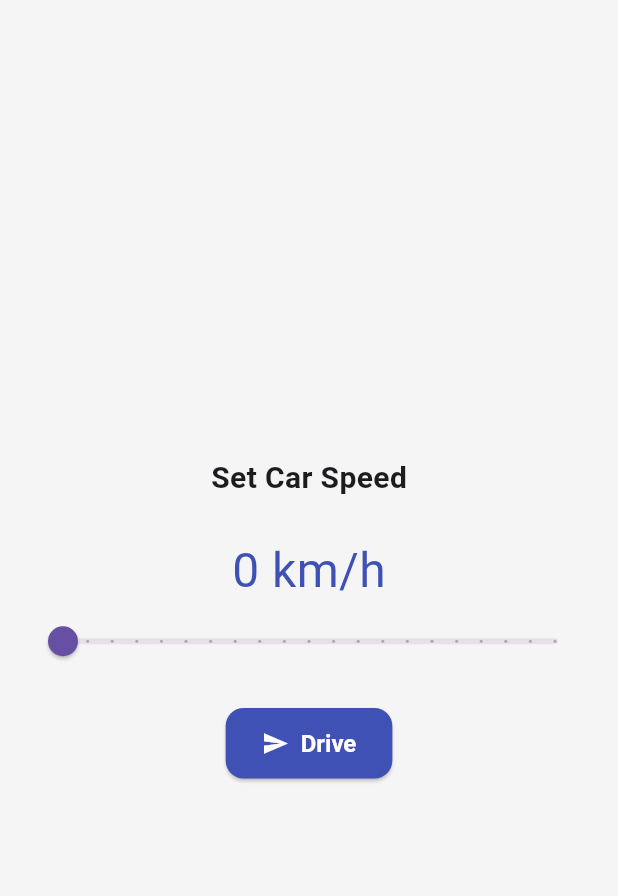
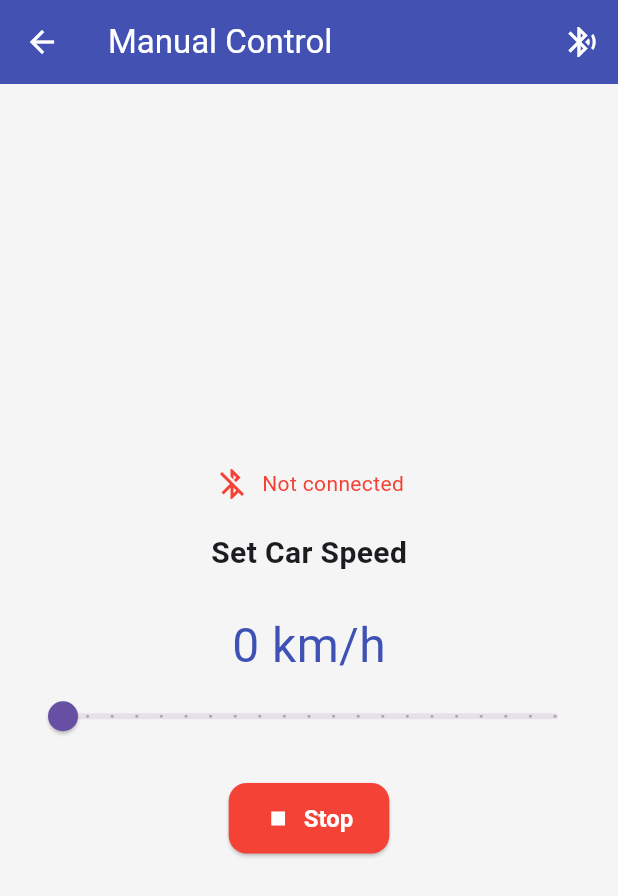
Before and after one commit to itiswd/auto_car, a Flutter app: the ManualControlScreen screen opened directly, on a phone screen of 412 x 824 dp. Shown: the top 896 px of the screen. Run offline on Flutter 3.47's test engine with Material 3 defaults, Android fonts, the phone set to English and light mode, and no system bars; our stand-ins replace flutter_bluetooth_serial, shared_preferences; accounts and stored records are empty.

Commit message:
Add Bluetooth functionality and permissions; implement BluetoothHelper class, device selection screen, and integrate with manual control screen

```diff
--- a/lib/main.dart
+++ b/lib/main.dart
@@ -1,3 +1,4 @@
+import 'package:auto_car/screens/home_screen.dart';
 import 'package:auto_car/screens/introduction_screen.dart';
 import 'package:flutter/material.dart';
 
@@ -50,7 +51,7 @@ class MyApp extends StatelessWidget {
           ),
         ),
       ),
-      home: const IntroScreen(),
+      home: hasSeenIntro ? const HomeScreen() : const IntroScreen(),
     );
   }
 }
--- a/lib/screens/manual_control_screen.dart
+++ b/lib/screens/manual_control_screen.dart
@@ -1,4 +1,8 @@
+import 'package:auto_car/bluetooth/select_bluetooth_device_screen.dart';
 import 'package:flutter/material.dart';
+import 'package:flutter_bluetooth_serial/flutter_bluetooth_serial.dart';
+
+import '../bluetooth/bluetooth_helper.dart';
 
 class ManualControlScreen extends StatefulWidget {
   const ManualControlScreen({super.key});
@@ -9,18 +13,99 @@ class ManualControlScreen extends StatefulWidget {
 
 class _ManualControlScreenState extends State<ManualControlScreen> {
   double _speed = 0;
+  final BluetoothHelper _bluetooth = BluetoothHelper();
+  bool _connected = false;
+  BluetoothDevice? _selectedDevice;
+
+  @override
+  void initState() {
+    super.initState();
+
+    _bluetooth.onConnectionChanged = (connected) {
+      setState(() => _connected = connected);
+      if (!connected) _showDisconnectedDialog();
+    };
+  }
+
+  Future<void> _selectAndConnectDevice() async {
+    final device = await Navigator.push<BluetoothDevice>(
+      context,
+      MaterialPageRoute(builder: (_) => const SelectBluetoothDeviceScreen()),
+    );
+
+    if (device != null) {
+      setState(() => _selectedDevice = device);
+      await _bluetooth.connectToDevice(device);
+    }
+  }
 
   void _sendSpeedToCar() {
-    // send _speed to car
+    if (_connected) {
+      _bluetooth.sendCommand("SPEED=${_speed.toInt()}");
+    }
+  }
+
+  void _showDisconnectedDialog() {
+    showDialog(
+      context: context,
+      builder:
+          (_) => AlertDialog(
+            title: const Text('Disconnected'),
+            content: const Text('Bluetooth connection was lost.'),
+            actions: [
+              TextButton(
+                onPressed: () => Navigator.pop(context),
+                child: const Text('OK'),
+              ),
+            ],
+          ),
+    );
+  }
+
+  @override
+  void dispose() {
+    _bluetooth.dispose();
+    super.dispose();
   }
 
   @override
   Widget build(BuildContext context) {
-    return Padding(
+    return Scaffold(
+      appBar: AppBar(
+        title: const Text('Manual Control'),
+        actions: [
+          IconButton(
+            icon: const Icon(Icons.bluetooth_searching),
+            onPressed: _selectAndConnectDevice,
+          ),
+        ],
+      ),
+      body: Padding(
         padding: const EdgeInsets.all(16.0),
         child: Column(
           mainAxisAlignment: MainAxisAlignment.center,
           children: [
+            Row(
+              mainAxisAlignment: MainAxisAlignment.center,
+              children: [
+                Icon(
+                  _connected
+                      ? Icons.bluetooth_connected
+                      : Icons.bluetooth_disabled,
+                  color: _connected ? Colors.green : Colors.red,
+                ),
+                const SizedBox(width: 8),
+                Text(
+                  _connected
+                      ? 'Connected to ${_selectedDevice?.name ?? "Device"}'
+                      : 'Not connected',
+                  style: TextStyle(
+                    color: _connected ? Colors.green : Colors.red,
+                  ),
+                ),
+              ],
+            ),
+            const SizedBox(height: 20),
             const Text(
               'Set Car Speed',
               style: TextStyle(fontSize: 20, fontWeight: FontWeight.bold),
@@ -38,15 +123,21 @@ class _ManualControlScreenState extends State<ManualControlScreen> {
               label: '${_speed.toInt()} km/h',
               onChanged: (value) {
                 setState(() => _speed = value);
+                _sendSpeedToCar();
               },
             ),
             const SizedBox(height: 20),
             ElevatedButton.icon(
-            onPressed: _sendSpeedToCar,
-            icon: const Icon(Icons.send),
-            label: const Text('Drive'),
+              onPressed: () {
+                setState(() => _speed = 0);
+                _sendSpeedToCar();
+              },
+              icon: const Icon(Icons.stop),
+              label: const Text('Stop'),
+              style: ElevatedButton.styleFrom(backgroundColor: Colors.red),
             ),
           ],
+        ),
       ),
     );
   }
--- a/pubspec.yaml
+++ b/pubspec.yaml
@@ -39,6 +39,7 @@ dependencies:
   shared_preferences: ^2.5.3
   network_info_plus: ^6.1.4
   flutter_bloc: ^9.1.1
+  flutter_bluetooth_serial: ^0.4.0
 
 dev_dependencies:
   flutter_test:
```
Also changed, not shown: lib/bluetooth/bluetooth_helper.dart (added, +35 -0 lines), lib/bluetooth/select_bluetooth_device_screen.dart (added, +42 -0 lines), lib/screens/introduction_screen.dart (+6 -3 lines), pubspec.lock, 1 other file. Lines whose indentation alone changed are shown as unchanged.
